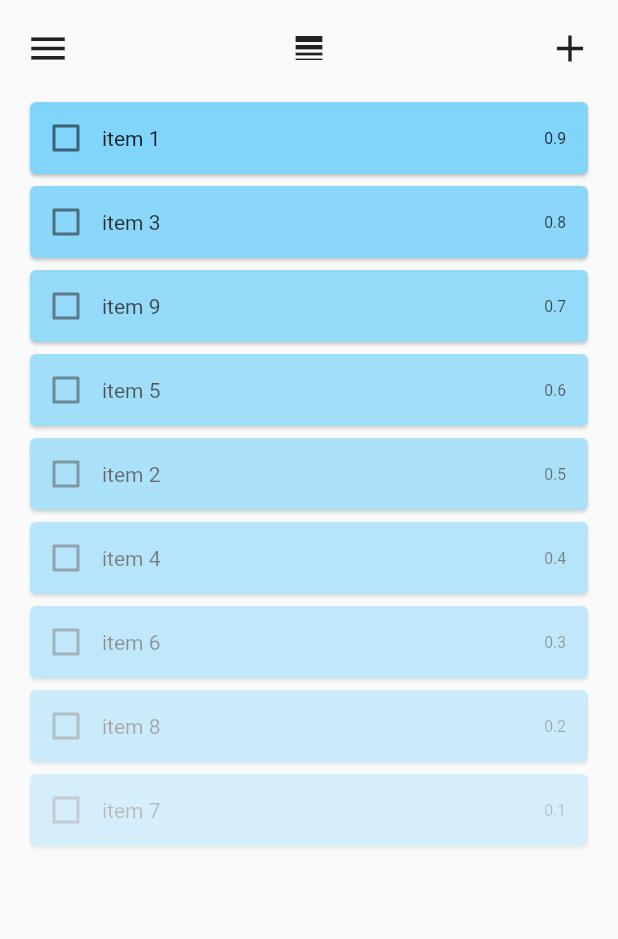
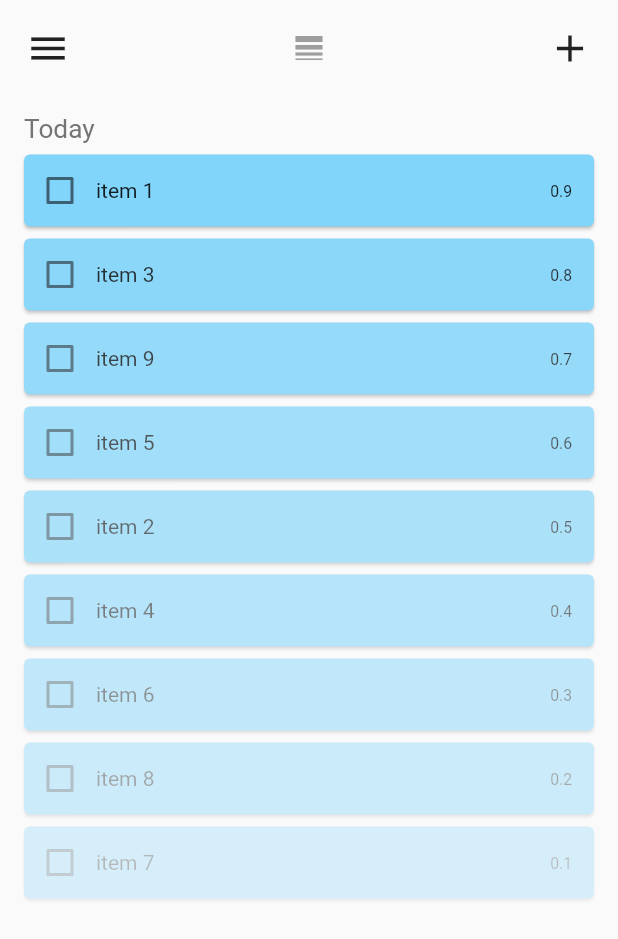
Before and after one commit to AllocBlock/aetherlist-flutter, a Flutter app: the screen it shows after launch, on a phone screen of 412 x 824 dp. Shown: the top 939 px of the screen. Run offline on Flutter 3.47's test engine with Material 2 defaults, Android fonts, the light colour scheme and no system bars; our stand-ins replace responsive_builder.

Commit message:
add Dismissible to the item list
item can detect and react checked state now

```diff
--- a/lib/main.dart
+++ b/lib/main.dart
@@ -1,7 +1,6 @@
 import 'package:aetherlist_flutter/page/about/about.dart';
 import 'package:aetherlist_flutter/page/settings/settings.dart';
 import 'package:flutter/material.dart';
-import 'package:responsive_builder/responsive_builder.dart';
 import 'package:aetherlist_flutter/page/home/home_page.dart';
 
 void main() => runApp(App());
--- a/lib/page/home/home_content.dart
+++ b/lib/page/home/home_content.dart
@@ -16,20 +16,105 @@ class _HomeContentState extends State<HomeContent> {
 
   @override
   Widget build(BuildContext context) {
-    return Container(
-      child: Padding(
+    return ReorderableListView(
         padding: const EdgeInsets.symmetric(horizontal: 16.0),
-        child: ReorderableListView(
+        header: Text(
+          'Today',
+          textScaleFactor: 1.25,
+          style: TextStyle(color: Colors.grey[600], height: 2),
+        ),
         onReorder: (int oldIndex, int newIndex) {
           setState(() {
             _updateItems(oldIndex, newIndex);
           });
         },
         children: List.generate(items.length, (index) {
-              return Opacity(
+          return Dismissible(
             key: Key('${items[index].id}'),
+            background: Card(
+              child: Container(
+                height: 10.0,
+                color: Colors.green,
+                padding: EdgeInsets.all(10.0),
+                alignment: AlignmentDirectional.centerStart,
+                child: Row(
+                  children: <Widget>[
+                    Icon(
+                      Icons.check_circle,
+                      color: Colors.white,
+                    ),
+                    SizedBox(
+                      width: 10,
+                    ),
+                    Text(
+                      'Finish',
+                      style: TextStyle(color: Colors.white),
+                    ),
+                  ],
+                ),
+              ),
+            ),
+            secondaryBackground: Card(
+              child: Container(
+                color: Colors.amber,
+                padding: EdgeInsets.all(10.0),
+                alignment: AlignmentDirectional.centerEnd,
+                child: Row(
+                  textDirection: TextDirection.rtl,
+                  children: <Widget>[
+                    Icon(Icons.archive),
+                    SizedBox(
+                      width: 10,
+                    ),
+                    Text(
+                      'Archive',
+                      style: TextStyle(color: Colors.black),
+                    ),
+                  ],
+                ),
+              ),
+            ),
+            onDismissed: (direction) {
+              final TodoItem tempItem = items[index];
+              String action;
+              setState(() {
+                if (direction == DismissDirection.startToEnd) {
+                  action = 'finished';
+                  items[index].finished = true;
+                } else {
+                  action = 'archived';
+                  items.removeAt(index);
+                }
+                _sortItems();
+              });
+
+              Scaffold.of(context).showSnackBar(
+                SnackBar(
+                  content: Text("${tempItem.itemName} $action!"),
+                  action: SnackBarAction(
+                    label: 'Undo',
+                    textColor: Colors.white,
+                    onPressed: () {
+                      setState(() {
+                        if (direction == DismissDirection.startToEnd) {
+                          items[index].finished = false;
+                        } else {
+                          items.insert(index, tempItem);
+                        }
+                        _sortItems();
+                      });
+                    },
+                  ),
+                ),
+              );
+            },
+            child: Opacity(
               opacity: (items.length * 1.25 - index) / (items.length * 1.25),
               child: Card(
+                shape: RoundedRectangleBorder(
+                  borderRadius: BorderRadius.circular(4.0),
+                ),
+                margin: EdgeInsets.symmetric(vertical: 4.0),
                 child: Row(
                   mainAxisAlignment: MainAxisAlignment.start,
                   mainAxisSize: MainAxisSize.max,
@@ -40,41 +125,53 @@ class _HomeContentState extends State<HomeContent> {
                       onChanged: (value) {
                         setState(() {
                           items[index].finished = !items[index].finished;
+                          _sortItems();
                         });
                       },
                     ),
                     Text(
                       items[index].itemName,
+                      style: TextStyle(
+                        decoration: items[index].finished
+                            ? TextDecoration.lineThrough
+                            : TextDecoration.none,
+                      ),
                     ),
                     Spacer(),
                     Text(
-                        '${items[index].priority} ', textScaleFactor: 0.75,
+                      '${items[index].priority} ',
+                      textScaleFactor: 0.75,
                     ),
-                      SizedBox(width: 12,)
+                    SizedBox(
+                      width: 12,
+                    )
                   ],
                 ),
               ),
-              );
-            })
-        ),
             ),
           );
+        }));
   }
+
+  void _sortItems() => items.sort((a, b) => TodoItem.compareTwoItems(a, b));
 
   void _updateItems(int oldIndex, int newIndex) {
     setState(() {
       double adjacentPriority;
       if (oldIndex < newIndex) {
         --newIndex;
-        adjacentPriority = newIndex == items.length - 1 ? 0.0 : items[newIndex].priority;
-        items[oldIndex].priority = (items[newIndex].priority + adjacentPriority) / 2;
+        adjacentPriority =
+            newIndex == items.length - 1 ? 0.0 : items[newIndex].priority;
+        items[oldIndex].priority =
+            (items[newIndex].priority + adjacentPriority) / 2;
       } else {
         adjacentPriority = newIndex == 0 ? 1.0 : items[newIndex - 1].priority;
-        items[oldIndex].priority = (items[newIndex].priority + adjacentPriority) / 2;
+        items[oldIndex].priority =
+            (items[newIndex].priority + adjacentPriority) / 2;
       }
       TodoItem item = items.removeAt(oldIndex);
       items.insert(newIndex, item);
-      items.sort((a, b) => b.priority.compareTo(a.priority));
+      _sortItems();
     });
   }
 }
--- a/lib/page/home/home_page_mobile.dart
+++ b/lib/page/home/home_page_mobile.dart
@@ -28,7 +28,10 @@ class HomePageMobile extends StatelessWidget {
                 SizedBox(
                   height: 30,
                   width: 30,
-                  child: Icon(Icons.line_weight),
+                  child: Icon(
+                    Icons.line_weight,
+                    color: Colors.grey,
+                  ),
                 ),
                 IconButton(
                   icon: Icon(Icons.add, size: 30),
@@ -38,7 +41,7 @@ class HomePageMobile extends StatelessWidget {
             ),
           ),
           Expanded(
-              child: HomeContent(),
+            child: HomeContent(),
           )
         ],
       ),
--- a/lib/widgets/navigation_drawer/navigation_drawer_content.dart
+++ b/lib/widgets/navigation_drawer/navigation_drawer_content.dart
@@ -38,9 +38,6 @@ class NavigationDrawerContent extends StatelessWidget {
             ),
           ),
         ),
-        Expanded(
-          child: ListView(
-            children: <Widget>[
         ListTile(
           leading: Icon(Icons.category),
           title: Text('Categories'),
@@ -69,9 +66,6 @@ class NavigationDrawerContent extends StatelessWidget {
           onTap: () {
             Navigator.of(context).pushNamed('/about');
           },
-              ),
-            ],
-          ),
         ),
         // TODO: add today progress indicator
 //        Align(
```
Also changed, not shown: lib/page/home/home_page_tablet_desktop.dart (+8 -3 lines), lib/widgets/todo_item/test_todo_items.dart (+54 -9 lines), lib/widgets/todo_item/todo_item.dart (+17 -1 lines). Lines whose indentation alone changed are shown as unchanged.
